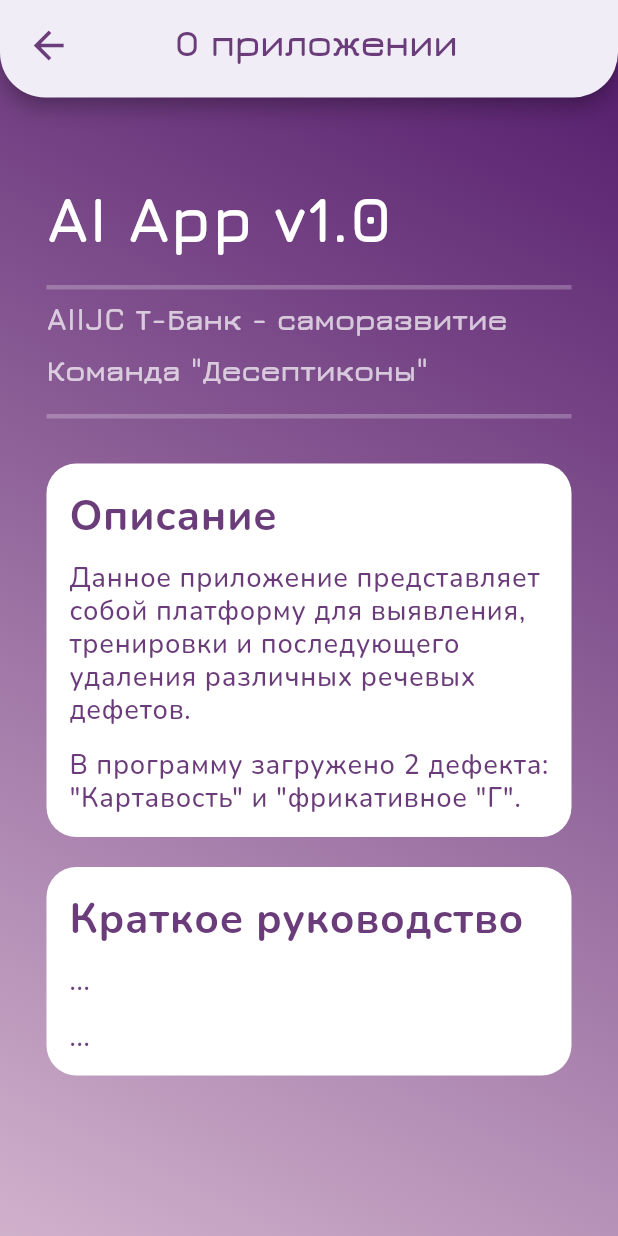
After one commit to Proman2702/ai_app_advanced, a Flutter app: the InfoPage screen opened by its route, on a phone screen of 412 x 824 dp. The commit adds this screen. Run offline on Flutter 3.47's test engine with Material 3 defaults, Android fonts, the light colour scheme and no system bars; our stand-ins replace carousel_slider, cloud_firestore, dio, firebase_auth, firebase_core, permission_handler; missing offline and left inert: flutter_sound_lite; accounts and stored records are empty; Roboto replaces fonts that are missing (nunito).

Commit message:
fixing bugs

```diff
--- a/lib/features/diagnostics/diag_menu_page.dart
+++ b/lib/features/diagnostics/diag_menu_page.dart
@@ -192,7 +192,7 @@ class _DiagnosticsPageState extends State<DiagnosticsPage> {
                       SizedBox(height: 20),
                       GestureDetector(
                         onTap: () {
-                          Navigator.of(context).pushNamed('/diagnostics/level', arguments: 1);
+                          Navigator.of(context).pushNamed('/diagnostics/level', arguments: 2);
                         },
                         child: Container(
                           width: 330,
--- a/lib/features/diagnostics/diag_task_page.dart
+++ b/lib/features/diagnostics/diag_task_page.dart
@@ -350,6 +350,7 @@ class _DiagnosticsTaskPageState extends State<DiagnosticsTaskPage> {
                       // нет
                       if (response == 400) {
                         log("<taskPage> Ошибка");
+                        showModalBottomSheet(context: context, builder: (context) => AIInfoSheet(type: 'server_error'));
                         // да
                       } else {
                         // запись запроса в результат
--- a/lib/features/drawer.dart
+++ b/lib/features/drawer.dart
@@ -227,8 +227,8 @@ class _AppDrawerState extends State<AppDrawer> {
               GestureDetector(
                 onTap: () {
                   Navigator.of(context).pop();
-                  if (widget.chosen != 0) {
-                    Navigator.of(context).pushNamed('/');
+                  if (widget.chosen != 4) {
+                    Navigator.of(context).pushNamed('/info');
                   }
                 },
                 child: Container(
--- a/lib/features/home/home_page.dart
+++ b/lib/features/home/home_page.dart
@@ -395,7 +395,7 @@ class _InformationFieldState extends State<InformationField> {
                                     color: Color(CustomColors.main), borderRadius: BorderRadius.circular(15)),
                                 child: Text(
                                   widget.user.current_level['${widget.defectType}'] != null
-                                      ? '${widget.user.current_level['${widget.defectType}'] * 15}%'
+                                      ? widget.user.current_level['${widget.defectType}'] == 7 ? '100%' : '${widget.user.current_level['${widget.defectType}']*15}%'
                                       : '?', // !!! СОЕДИНИТЬ С БАЗОЙ ДАННЫХ
                                   style: TextStyle(color: Colors.white, fontSize: 20, fontWeight: FontWeight.bold),
                                 ),
--- /dev/null
+++ b/lib/features/info/info_page.dart
@@ -0,0 +1,95 @@
+
+import 'package:ai_app/etc/colors/colors.dart';
+import 'package:ai_app/etc/colors/gradients/background.dart';
+import 'package:flutter/material.dart';
+
+class InfoPage extends StatelessWidget {
+  const InfoPage({super.key});
+
+  @override
+  Widget build(BuildContext context) {
+    return Container(
+      decoration: BoxDecoration(gradient: BackgroundGrad()),
+      child: Scaffold(
+        backgroundColor: Colors.transparent,
+        appBar: PreferredSize(preferredSize: Size.fromHeight(65), child: AppBar(
+          shape: RoundedRectangleBorder(
+                borderRadius: BorderRadius.only(bottomLeft: Radius.circular(30), bottomRight: Radius.circular(30))),
+                backgroundColor: Colors.white,
+            elevation: 5,
+            shadowColor: Colors.black,
+            leadingWidth: 60,
+            leading: Padding(
+              padding: const EdgeInsets.only(top: 5, left: 5),
+              child: IconButton(
+                  onPressed: () => Navigator.of(context).pop(),
+                  icon: Icon(
+                    Icons.arrow_back,
+                    color: Color(CustomColors.main),
+                    size: 30,
+                  )),
+            ),
+            title: Center(
+                child: Text(
+              "О приложении",
+              style: TextStyle(color: Color(CustomColors.main), fontWeight: FontWeight.w700, fontSize: 25),
+            )),
+            actions: [SizedBox(width: 50)],
+          ),
+        ),
+        body: SingleChildScrollView(
+          child: Center(
+            child: Column(
+              crossAxisAlignment: CrossAxisAlignment.center,
+
+              children:
+            [
+              SizedBox(height: 50,),
+              SizedBox(width: 350, child: Text('AI App v1.0', style: TextStyle(color: Colors.white, fontSize: 42, fontWeight: FontWeight.bold),)),
+              SizedBox(height: 15,),
+              Container(width: 350, height: 3, decoration: BoxDecoration(color: Colors.white24),),
+              SizedBox(height: 5,),
+              SizedBox(width: 350, child: Text('AIIJC Т-Банк - саморазвитие', style: TextStyle(color: Colors.white70, fontSize: 20, fontWeight: FontWeight.bold),)),
+              SizedBox(height: 5,),
+              SizedBox(width: 350, child: Text('Команда "Десептиконы"', style: TextStyle(color: Colors.white70, fontSize: 20, fontWeight: FontWeight.bold),)),
+              SizedBox(height: 15,),
+              Container(width: 350, height: 3, decoration: BoxDecoration(color: Colors.white24),),
+              SizedBox(height: 30,),
+              Container(
+                width: 350,
+                padding: EdgeInsets.all(15),
+                decoration: BoxDecoration(color: Colors.white, borderRadius: BorderRadius.circular(20)),
+                child: Column(
+                  children: [
+                    SizedBox(width: 350, child: Text('Описание', style: TextStyle(color: Color(CustomColors.main), fontSize: 28, fontWeight: FontWeight.w700, fontFamily: 'nunito', letterSpacing: 0.5),)),
+                    SizedBox(height: 10,),
+
+                    SizedBox(width: 350, child: Text('Данное приложение представляет собой платформу для выявления, тренировки и последующего удаления различных речевых дефетов.', style: TextStyle(color: Color(CustomColors.main), fontSize: 18, fontWeight: FontWeight.w500, fontFamily: 'nunito', letterSpacing: 0.5, height: 1.2),)),
+                    SizedBox(height: 15,),
+                    SizedBox(width: 350, child: Text('В программу загружено 2 дефекта: "Картавость" и "фрикативное "Г".', style: TextStyle(color: Color(CustomColors.main), fontSize: 18, fontWeight: FontWeight.w500, fontFamily: 'nunito', letterSpacing: 0.5, height: 1.2),)),
+                  ],
+                ),
+              ),
+              SizedBox(height: 20,),
+              Container(
+                width: 350,
+                padding: EdgeInsets.all(15),
+                decoration: BoxDecoration(color: Colors.white, borderRadius: BorderRadius.circular(20)),
+                child: Column(
+                  children: [
+                    SizedBox(width: 350, child: Text('Краткое руководство', style: TextStyle(color: Color(CustomColors.main), fontSize: 28, fontWeight: FontWeight.w700, fontFamily: 'nunito', letterSpacing: 0.5),)),
+                    SizedBox(height: 10,),
+
+                    SizedBox(width: 350, child: Text('...', style: TextStyle(color: Color(CustomColors.main), fontSize: 18, fontWeight: FontWeight.w500, fontFamily: 'nunito', letterSpacing: 0.5, height: 1.2),)),
+                    SizedBox(height: 15,),
+                    SizedBox(width: 350, child: Text('...', style: TextStyle(color: Color(CustomColors.main), fontSize: 18, fontWeight: FontWeight.w500, fontFamily: 'nunito', letterSpacing: 0.5, height: 1.2),)),
+                  ],
+                ),
+              ),
+            ],),
+          ),
+        ),
+        )
+    );
+  }
+}
--- a/lib/features/tasks/ai_hander.dart
+++ b/lib/features/tasks/ai_hander.dart
@@ -21,6 +21,8 @@ class AIInfoSheet extends StatelessWidget {
         return 'Дефект обнаружен!';
       case 'passed':
         return 'Открыт новый уровень!';
+      case 'server_error':
+        return 'Ошибка подключения к серверу!';
     }
     return 'Что-то пошло не так';
   }
--- a/lib/features/tasks/task_page.dart
+++ b/lib/features/tasks/task_page.dart
@@ -406,6 +406,9 @@ class _TaskPageState extends State<TaskPage> {
                       // нет
                       if (response == 400) {
                         log("<taskPage> Ошибка");
+
+                        showModalBottomSheet(context: context, builder: (context) => AIInfoSheet(type: 'server_error'));
+
                         // да
                       } else {
                         // запись запроса в результат
--- a/lib/main.dart
+++ b/lib/main.dart
@@ -1,5 +1,6 @@
 import 'package:ai_app/features/auth/forgot_password_page.dart';
 import 'package:ai_app/features/diagnostics/diag_task_page.dart';
+import 'package:ai_app/features/info/info_page.dart';
 import 'package:ai_app/features/settings/settings_page.dart';
 import 'package:ai_app/features/diagnostics/diag_menu_page.dart';
 import 'package:ai_app/features/auth/sign_in_page.dart';
@@ -7,6 +8,7 @@ import 'package:ai_app/features/tasks/tasks_menu_page.dart';
 import 'package:ai_app/features/sandbox/sandbox.dart';
 import 'package:ai_app/features/tasks/levels_page.dart';
 import 'package:ai_app/features/auth/wrapper.dart';
+
 import 'package:firebase_core/firebase_core.dart';
 import 'package:ai_app/features/tasks/task_page.dart';
 import 'package:flutter/material.dart';
@@ -45,6 +47,7 @@ class MyApp extends StatelessWidget {
         '/tasks': (context) => const TasksPage(),
         '/tasks/levels': (context) => const LevelsMenu(),
         '/tasks/levels/level': (context) => const TaskPage(),
+        '/info': (context) => const InfoPage(),
         '/sandbox': (context) => const Sandbox()
       },
       theme: ThemeData(fontFamily: "Jura"),
```
Also changed, not shown: pubspec.lock.
